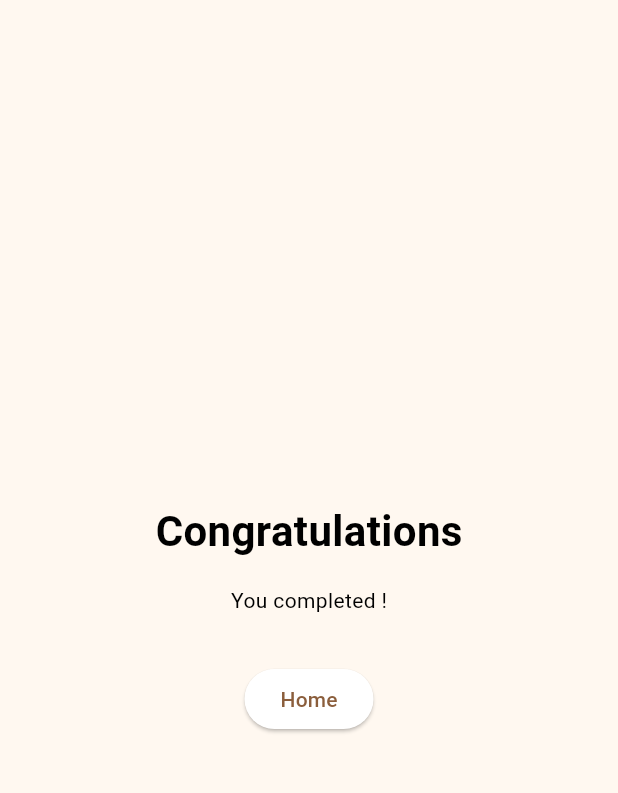
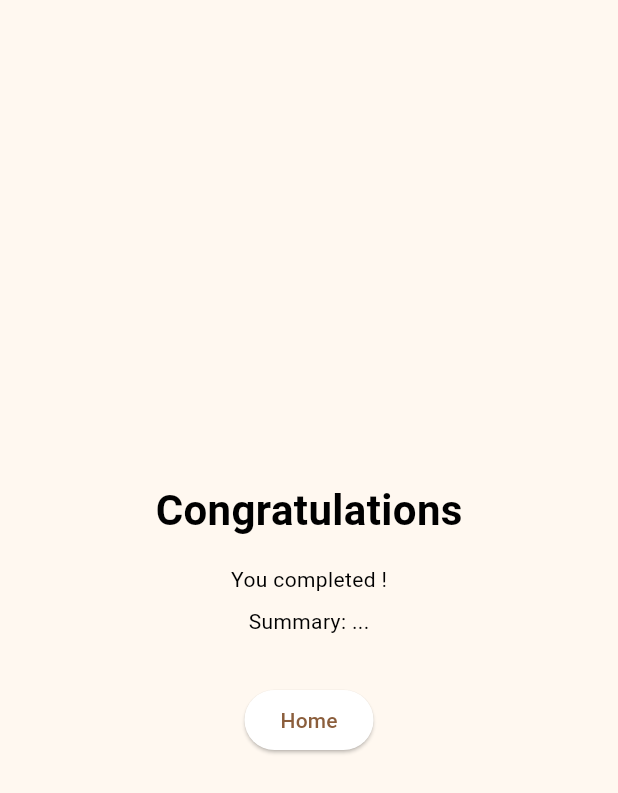
Before and after one commit to razpetel/storili, a Flutter app: the CelebrationScreen screen opened directly with empty values, on a phone screen of 412 x 824 dp. Shown: the top 793 px of the screen. Run offline on Flutter 3.47's test engine with Material 3 defaults, Android fonts, the phone set to English and light mode, and no system bars; our stand-ins replace flutter_dotenv, flutter_riverpod, go_router, google_fonts, just_audio, permission_handler; missing offline and left inert: elevenlabs_agents, mcp_toolkit.

Commit message:
feat: update router to pass summary to celebration screen
Add summary parameter to CelebrationScreen constructor and update
the router to extract summary from state.extra for navigation.

🤖 Generated with [Claude Code](https://claude.com/claude-code)

Co-Authored-By: Claude Opus 4.5 <noreply@anthropic.com>

```diff
--- a/lib/app/router.dart
+++ b/lib/app/router.dart
@@ -33,7 +33,8 @@ class AppRouter {
         name: 'celebration',
         builder: (context, state) {
           final storyId = state.pathParameters['storyId']!;
-          return CelebrationScreen(storyId: storyId);
+          final summary = state.extra as String? ?? '';
+          return CelebrationScreen(storyId: storyId, summary: summary);
         },
       ),
     ],
--- a/lib/screens/celebration_screen.dart
+++ b/lib/screens/celebration_screen.dart
@@ -1,9 +1,14 @@
 import 'package:flutter/material.dart';
 
 class CelebrationScreen extends StatelessWidget {
-  const CelebrationScreen({super.key, required this.storyId});
+  const CelebrationScreen({
+    super.key,
+    required this.storyId,
+    required this.summary,
+  });
 
   final String storyId;
+  final String summary;
 
   @override
   Widget build(BuildContext context) {
@@ -18,6 +23,8 @@ class CelebrationScreen extends StatelessWidget {
             ),
             const SizedBox(height: 16),
             Text('You completed $storyId!'),
+            const SizedBox(height: 8),
+            Text('Summary: ${summary.substring(0, summary.length.clamp(0, 50))}...'),
             const SizedBox(height: 32),
             ElevatedButton(
               onPressed: () {
```
Also changed, not shown: 1 other file.
